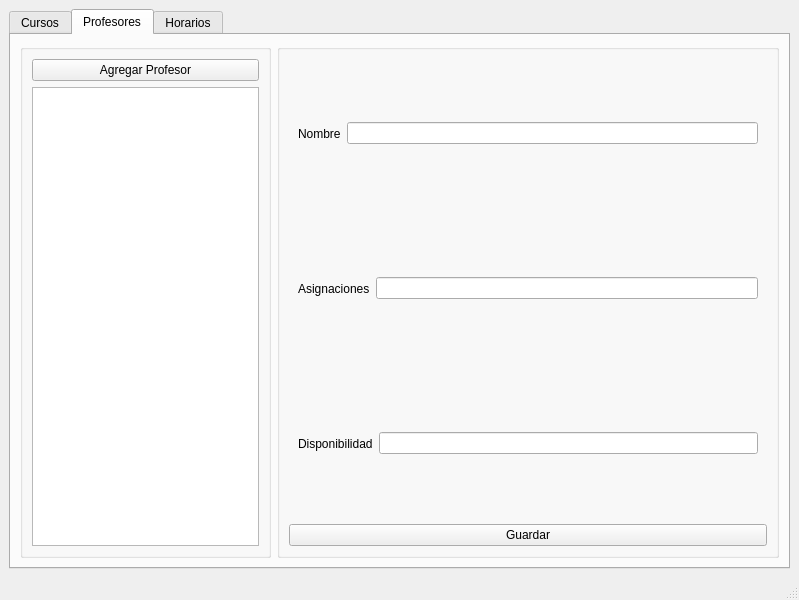
Qt form src/ui/ghe_main_window.ui (agustin-russo/GHE-Timetabling) before a commit.
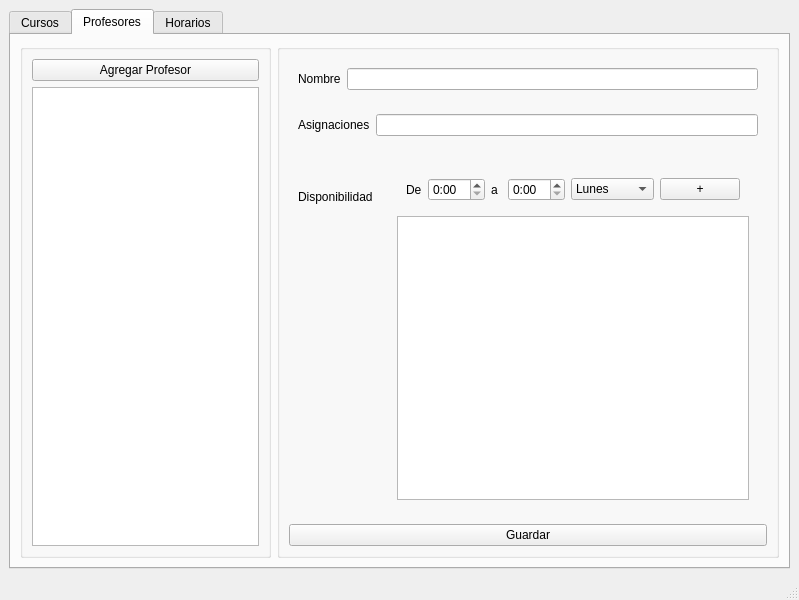
The same form after that commit. Icons and pictures are not drawn.

Commit message:
Mejora de la disponibilidad
Grandes cambios, ahora se pueden agregar bloques independientes de manera más cómoda y efectiva. El motor funciona igual que siempre, fueron cambios en la base de datos, ui y controller.

What changed in the file:
```diff
--- a/src/ui/ghe_main_window.ui
+++ b/src/ui/ghe_main_window.ui
@@ -180,14 +180,115 @@
             <widget class="QWidget" name="caja_disponibilidad_profesores" native="true">
              <layout class="QHBoxLayout" name="horizontalLayout_11">
               <item>
-               <widget class="QLabel" name="l_disponibilidad">
-                <property name="text">
-                 <string>Disponibilidad</string>
-                </property>
+               <widget class="QWidget" name="widget" native="true">
+                <layout class="QVBoxLayout" name="verticalLayout_8" stretch="1,5">
+                 <property name="leftMargin">
+                  <number>0</number>
+                 </property>
+                 <item>
+                  <widget class="QLabel" name="l_disponibilidad">
+                   <property name="text">
+                    <string>Disponibilidad</string>
+                   </property>
+                  </widget>
+                 </item>
+                 <item>
+                  <spacer name="verticalSpacer">
+                   <property name="orientation">
+                    <enum>Qt::Vertical</enum>
+                   </property>
+                   <property name="sizeHint" stdset="0">
+                    <size>
+                     <width>20</width>
+                     <height>40</height>
+                    </size>
+                   </property>
+                  </spacer>
+                 </item>
+                </layout>
                </widget>
               </item>
               <item>
-               <widget class="QLineEdit" name="input_disponibilidad"/>
+               <widget class="QWidget" name="caja_edicion_disponibilidad" native="true">
+                <layout class="QVBoxLayout" name="verticalLayout_7">
+                 <item>
+                  <widget class="QWidget" name="caja_agregar_disponibilidad" native="true">
+                   <layout class="QHBoxLayout" name="horizontalLayout_14">
+                    <item>
+                     <widget class="QLabel" name="label">
+                      <property name="text">
+                       <string>De</string>
+                      </property>
+                     </widget>
+                    </item>
+                    <item>
+                     <widget class="QTimeEdit" name="input_hora_inicio_disponibilidad">
+                      <property name="displayFormat">
+                       <string>h:mm</string>
+                      </property>
+                      <property name="timeSpec">
+                       <enum>Qt::LocalTime</enum>
+                      </property>
+                     </widget>
+                    </item>
+                    <item>
+                     <widget class="QLabel" name="label_2">
+                      <property name="text">
+                       <string>a</string>
+                      </property>
+                     </widget>
+                    </item>
+                    <item>
+                     <widget class="QTimeEdit" name="input_hora_fin_disponibilidad">
+                      <property name="displayFormat">
+                       <string>h:mm</string>
+                      </property>
+                     </widget>
+                    </item>
+                    <item>
+                     <widget class="QComboBox" name="cb_fechas_disponibilidad">
+                      <item>
+                       <property name="text">
+                        <string>Lunes</string>
+                       </property>
+                      </item>
+                      <item>
+                       <property name="text">
+                        <string>Martes</string>
+                       </property>
+                      </item>
+                      <item>
+                       <property name="text">
+                        <string>Miercoles</string>
+                       </property>
+                      </item>
+                      <item>
+                       <property name="text">
+                        <string>Jueves</string>
+                       </property>
+                      </item>
+                      <item>
+                       <property name="text">
+                        <string>Viernes</string>
+                       </property>
+                      </item>
+                     </widget>
+                    </item>
+                    <item>
+                     <widget class="QPushButton" name="b_agregar_disponibilidad">
+                      <property name="text">
+                       <string>+</string>
+                      </property>
+                     </widget>
+                    </item>
+                   </layout>
+                  </widget>
+                 </item>
+                 <item>
+                  <widget class="QListWidget" name="lista_disponibilidades"/>
+                 </item>
+                </layout>
+               </widget>
               </item>
              </layout>
             </widget>
```
The commit also changes 8 other files.
